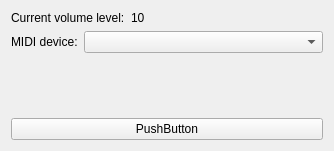
First picture: the form in MainWindow.ui, repository evilshoemaker/MidiTool, before the edit.
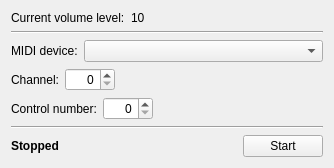
Second picture: the form after the edit.

Commit message: Доработки по GUI

Diff of the .ui file:
```diff
--- a/MainWindow.ui
+++ b/MainWindow.ui
@@ -7,7 +7,7 @@
     <x>0</x>
     <y>0</y>
     <width>334</width>
-    <height>151</height>
+    <height>166</height>
    </rect>
   </property>
   <property name="windowTitle">
@@ -52,6 +52,13 @@
       </item>
      </layout>
     </item>
+    <item>
+     <widget class="Line" name="line_2">
+      <property name="orientation">
+       <enum>Qt::Horizontal</enum>
+      </property>
+     </widget>
+    </item>
     <item>
      <layout class="QHBoxLayout" name="horizontalLayout_2">
       <item>
@@ -80,25 +87,135 @@
      </layout>
     </item>
     <item>
-     <spacer name="verticalSpacer">
+     <layout class="QHBoxLayout" name="horizontalLayout_3">
+      <item>
+       <widget class="QLabel" name="label_3">
+        <property name="text">
+         <string>Channel:</string>
+        </property>
+       </widget>
+      </item>
+      <item>
+       <widget class="QSpinBox" name="channelSpinBox">
+        <property name="minimumSize">
+         <size>
+          <width>50</width>
+          <height>0</height>
+         </size>
+        </property>
+        <property name="layoutDirection">
+         <enum>Qt::LeftToRight</enum>
+        </property>
+        <property name="alignment">
+         <set>Qt::AlignRight|Qt::AlignTrailing|Qt::AlignVCenter</set>
+        </property>
+        <property name="maximum">
+         <number>15</number>
+        </property>
+       </widget>
+      </item>
+      <item>
+       <spacer name="horizontalSpacer_2">
+        <property name="orientation">
+         <enum>Qt::Horizontal</enum>
+        </property>
+        <property name="sizeHint" stdset="0">
+         <size>
+          <width>40</width>
+          <height>20</height>
+         </size>
+        </property>
+       </spacer>
+      </item>
+     </layout>
+    </item>
+    <item>
+     <layout class="QHBoxLayout" name="horizontalLayout_4">
+      <item>
+       <widget class="QLabel" name="label_4">
+        <property name="text">
+         <string>Control number:</string>
+        </property>
+       </widget>
+      </item>
+      <item>
+       <widget class="QSpinBox" name="controlNumberSpinBox">
+        <property name="minimumSize">
+         <size>
+          <width>50</width>
+          <height>0</height>
+         </size>
+        </property>
+        <property name="layoutDirection">
+         <enum>Qt::LeftToRight</enum>
+        </property>
+        <property name="alignment">
+         <set>Qt::AlignRight|Qt::AlignTrailing|Qt::AlignVCenter</set>
+        </property>
+        <property name="maximum">
+         <number>127</number>
+        </property>
+       </widget>
+      </item>
+      <item>
+       <spacer name="horizontalSpacer_3">
+        <property name="orientation">
+         <enum>Qt::Horizontal</enum>
+        </property>
+        <property name="sizeHint" stdset="0">
+         <size>
+          <width>40</width>
+          <height>20</height>
+         </size>
+        </property>
+       </spacer>
+      </item>
+     </layout>
+    </item>
+    <item>
+     <widget class="Line" name="line">
       <property name="orientation">
-       <enum>Qt::Vertical</enum>
-      </property>
-      <property name="sizeHint" stdset="0">
-       <size>
-        <width>20</width>
-        <height>40</height>
-       </size>
-      </property>
-     </spacer>
-    </item>
-    <item>
-     <widget class="QPushButton" name="pushButton">
-      <property name="text">
-       <string>PushButton</string>
+       <enum>Qt::Horizontal</enum>
       </property>
      </widget>
     </item>
+    <item>
+     <layout class="QHBoxLayout" name="horizontalLayout_5">
+      <item>
+       <widget class="QLabel" name="statusLabel">
+        <property name="font">
+         <font>
+          <weight>75</weight>
+          <bold>true</bold>
+         </font>
+        </property>
+        <property name="text">
+         <string>Stopped</string>
+        </property>
+       </widget>
+      </item>
+      <item>
+       <spacer name="horizontalSpacer_4">
+        <property name="orientation">
+         <enum>Qt::Horizontal</enum>
+        </property>
+        <property name="sizeHint" stdset="0">
+         <size>
+          <width>40</width>
+          <height>20</height>
+         </size>
+        </property>
+       </spacer>
+      </item>
+      <item>
+       <widget class="QPushButton" name="stratButton">
+        <property name="text">
+         <string>Start</string>
+        </property>
+       </widget>
+      </item>
+     </layout>
+    </item>
    </layout>
   </widget>
  </widget>
```
The commit also changes 3 other files.
